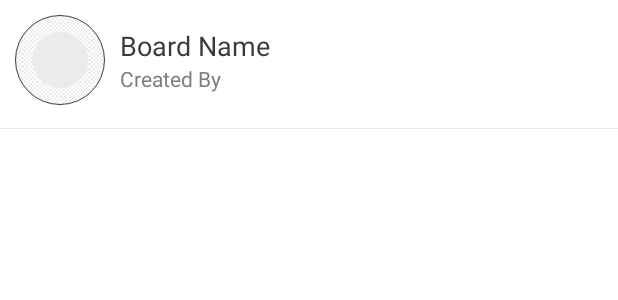
After one commit to tuannamm/TrelloApp, an Android app: the layout item_board.xml on its own in the app's theme, with its tools: preview values and no code run, on a phone screen of 412 x 824 dp. The commit adds this screen. Shown: the top 300 px of the screen. Run offline under Robolectric (Android 15) with nearby library versions, the phone set to English and light mode, and no system bars.

Commit message:
[ENHANCE] prepare the boards recycleview adapter and ui elements

```diff
--- /dev/null
+++ b/app/src/main/res/layout/item_board.xml
@@ -0,0 +1,56 @@
+<?xml version="1.0" encoding="utf-8"?>
+<LinearLayout xmlns:android="http://schemas.android.com/apk/res/android"
+    xmlns:app="http://schemas.android.com/apk/res-auto"
+    xmlns:tools="http://schemas.android.com/tools"
+    android:layout_width="match_parent"
+    android:layout_height="wrap_content"
+    android:layout_marginBottom="@dimen/item_board_content_marginBottom"
+    android:background="?attr/selectableItemBackground"
+    android:orientation="vertical">
+
+    <LinearLayout
+        android:layout_width="match_parent"
+        android:layout_height="wrap_content"
+        android:gravity="center_vertical"
+        android:orientation="horizontal"
+        android:padding="@dimen/item_board_content_padding">
+
+        <de.hdodenhof.circleimageview.CircleImageView
+            android:id="@+id/iv_board_image"
+            android:layout_width="@dimen/item_board_image_size"
+            android:layout_height="@dimen/item_board_image_size"
+            android:contentDescription="@string/image_contentDescription"
+            android:src="@drawable/ic_board_place_holder"
+            app:civ_border_color="@color/primary_text_color"
+            app:civ_border_width="@dimen/item_board_image_circular_border_width" />
+
+        <LinearLayout
+            android:layout_width="match_parent"
+            android:layout_height="wrap_content"
+            android:layout_marginStart="@dimen/item_board_name_layout_marginStart"
+            android:orientation="vertical">
+
+            <TextView
+                android:id="@+id/tv_name"
+                android:layout_width="match_parent"
+                android:layout_height="wrap_content"
+                android:textColor="@color/primary_text_color"
+                android:textSize="@dimen/item_board_name_text_size"
+                tools:text="Board Name" />
+
+            <TextView
+                android:id="@+id/tv_created_by"
+                android:layout_width="match_parent"
+                android:layout_height="wrap_content"
+                android:textColor="@color/secondary_text_color"
+                android:textSize="@dimen/item_board_created_by_text_size"
+                tools:text="Created By" />
+        </LinearLayout>
+    </LinearLayout>
+
+    <View
+        android:layout_width="match_parent"
+        android:layout_height="@dimen/item_board_divider_height"
+        android:layout_marginTop="@dimen/item_board_divider_marginTop"
+        android:background="@color/divider_color" />
+</LinearLayout>
--- a/app/src/main/res/values/colors.xml
+++ b/app/src/main/res/values/colors.xml
@@ -16,4 +16,5 @@
     <color name="secondary_text_color">#7A8089</color>
     <color name="snackbar_error_color">#F24000</color>
 
+    <color name="divider_color">#EAEAEA</color>
 </resources>
--- a/app/src/main/res/values/dimens.xml
+++ b/app/src/main/res/values/dimens.xml
@@ -55,12 +55,24 @@
     <dimen name="my_profile_et_mobile_marginTop">20dp</dimen>
     <dimen name="my_profile_btn_update_marginTop">30dp</dimen>
 
-    <!--TODO (Step 5: All the dimen values are added here.)-->
-    <!--START-->
     <dimen name="fab_margin">16dp</dimen>
     <dimen name="create_board_content_padding">16dp</dimen>
     <dimen name="board_image_size">100dp</dimen>
     <dimen name="create_board_til_marginTop">25dp</dimen>
     <dimen name="create_board_btn_marginTop">30dp</dimen>
+
+    <!--TODO (Step 2: All the dimen values are added here.)-->
+    <!--START-->
+    <dimen name="main_screen_content_padding">16dp</dimen>
+    <dimen name="no_boards_available_text_size">16sp</dimen>
+    <dimen name="item_board_content_marginBottom">10dp</dimen>
+    <dimen name="item_board_content_padding">10dp</dimen>
+    <dimen name="item_board_image_size">60dp</dimen>
+    <dimen name="item_board_image_circular_border_width">0.5dp</dimen>
+    <dimen name="item_board_name_layout_marginStart">10dp</dimen>
+    <dimen name="item_board_name_text_size">18sp</dimen>
+    <dimen name="item_board_created_by_text_size">14sp</dimen>
+    <dimen name="item_board_divider_marginTop">5dp</dimen>
+    <dimen name="item_board_divider_height">0.3dp</dimen>
     <!--END-->
 </resources>
--- a/app/src/main/res/values/strings.xml
+++ b/app/src/main/res/values/strings.xml
@@ -28,4 +28,5 @@
     <string name="create">CREATE</string>
     <string name="board_name">Board Name</string>
 
+    <string name="no_boards_are_available">No Boards are available!!!</string>
 </resources>
```
Also changed, not shown: app/src/main/java/eu/tutorials/trelloapp/adapters/BoardItemsAdapter.kt (added, +67 -0 lines), app/src/main/res/layout/content_main.xml (+30 -16 lines).
